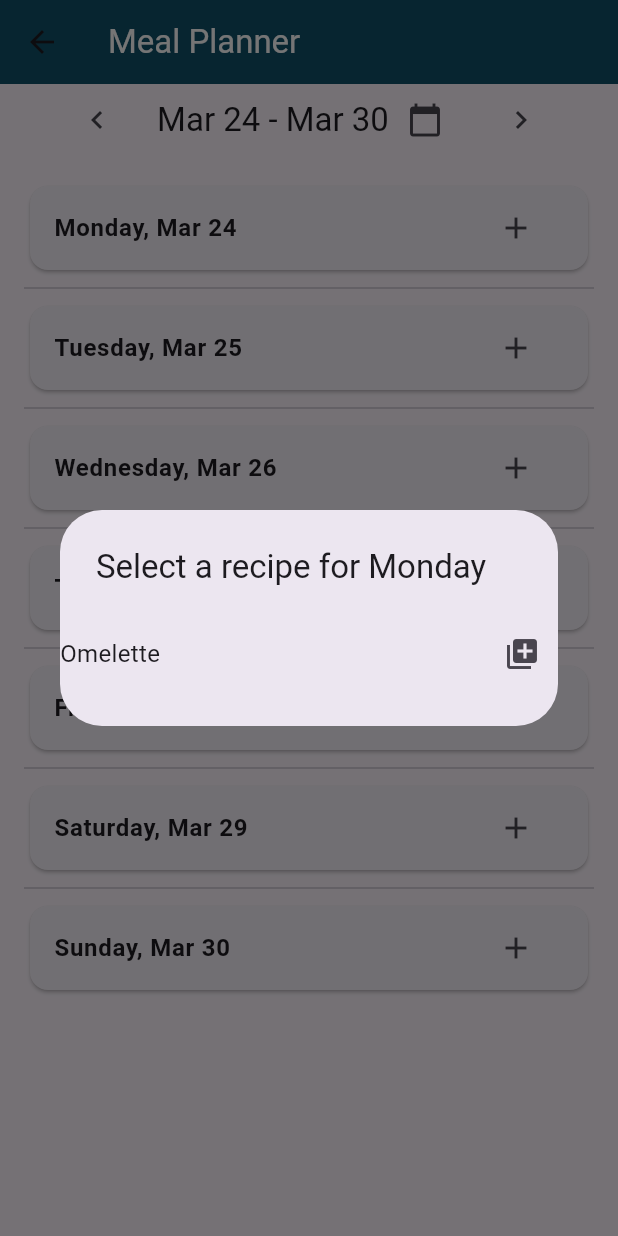
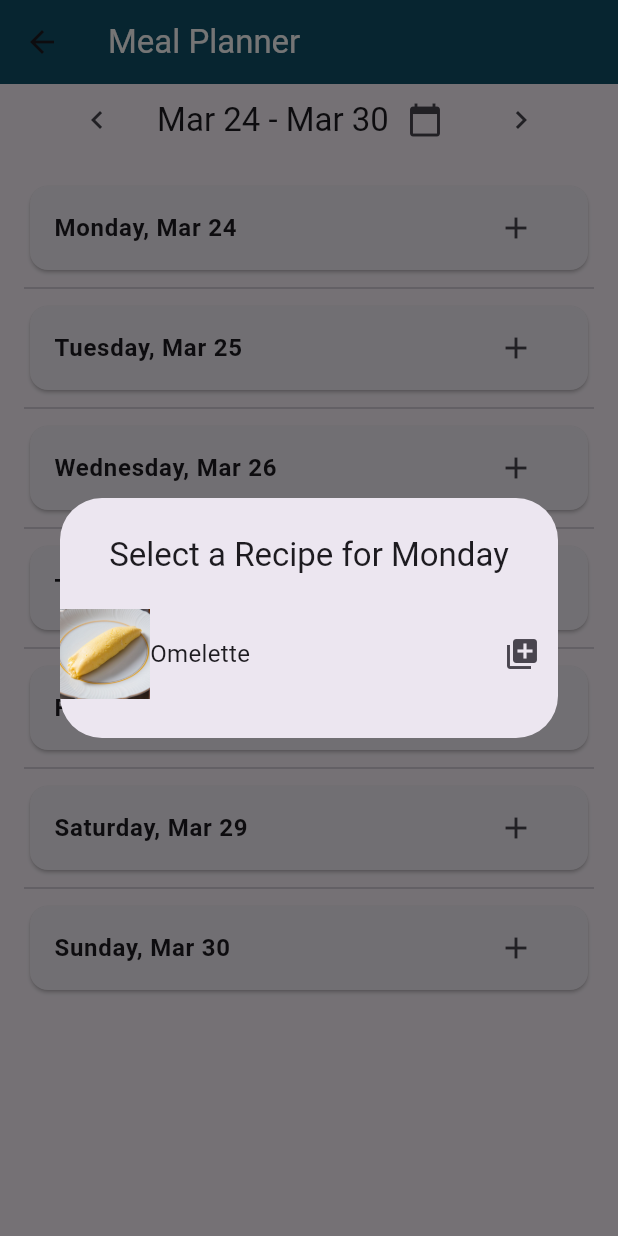
Before and after one commit to CelineSelke/group18_project1, a Flutter app: the MealPlanner screen opened by its route, after a tap on the "add" icon, on a phone screen of 412 x 824 dp. Run offline on Flutter 3.47's test engine with Material 3 defaults, Android fonts, the light colour scheme and no system bars; our stand-ins replace sqflite; accounts and stored records are empty.

Commit message:
reformat meal plan popup

```diff
--- a/lib/main.dart
+++ b/lib/main.dart
@@ -572,7 +572,7 @@ void _showMealPlanDialog(DateTime date) {
   showDialog(
     context: context,
     builder: (context) => SimpleDialog(
-      title: Text('Select a recipe for ${DateFormat('EEEE').format(date)}'),
+      title: Text('Select a Recipe for ${DateFormat('EEEE').format(date)}', textAlign: TextAlign.center,),
       children: [Container(
         width: double.maxFinite,
 
@@ -606,16 +606,31 @@ void _showMealPlanDialog(DateTime date) {
               itemBuilder: (context, index) {
                 final recipe = filteredRecipes[index];
                 return Padding(
-                  padding: const EdgeInsets.symmetric(vertical: 8.0),
+                  padding: const EdgeInsets.symmetric(vertical: 10.0),
                   child: Row(
+                    mainAxisAlignment: MainAxisAlignment.start,
                     children: [
+                      Container(
+                          width: 60,
+                          height: 60,
+                          decoration: BoxDecoration(
+                            color: Colors.white,
+                            image: DecorationImage(
+                              image: AssetImage('assets/images/${recipe[DatabaseHelper.columnImageURL]}'),
+                              fit: BoxFit.cover,
+                            ),
+                          ),
+                      ),
                       Expanded(
                         child: Text(
+
                           recipe[DatabaseHelper.columnTitle],
+
                           style: TextStyle(fontSize: 16.0),
                         ),
                       ),
-                      IconButton(
+                      Spacer()
+,                      IconButton(
                         onPressed: () {
                           _addItem(date, recipe);
                         },
```
